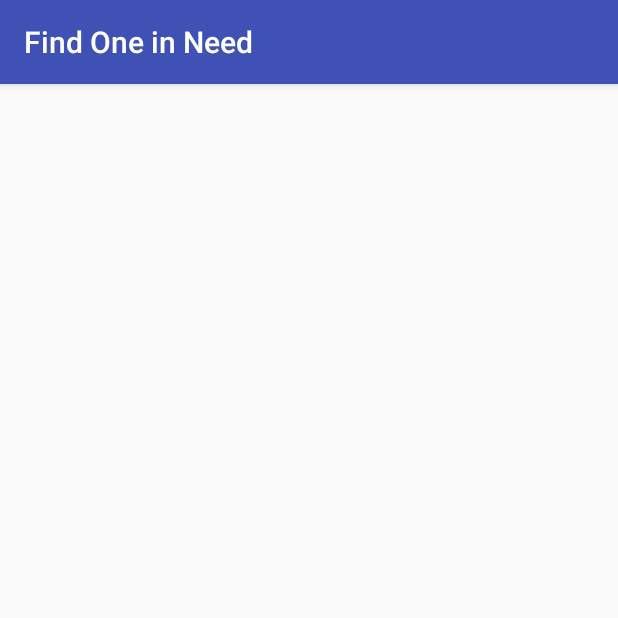
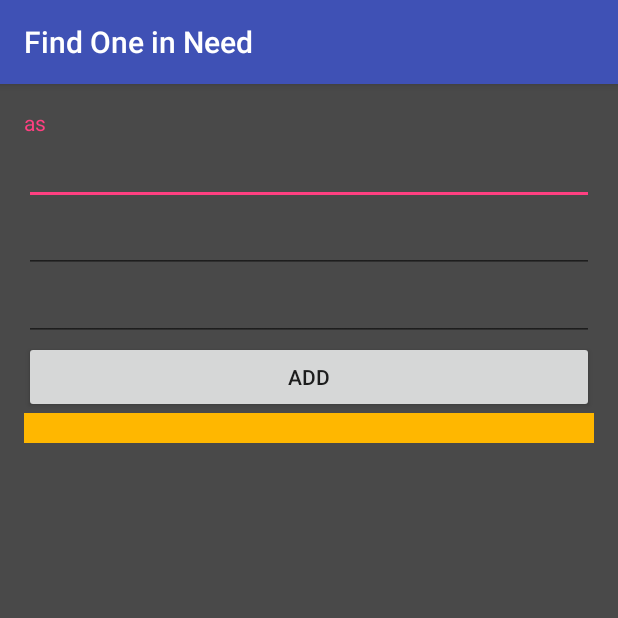
Before and after one commit to kenthellck/FindOne, an Android app: the Mylist screen opened directly, with no data from a screen before it, on a phone screen of 412 x 824 dp, the top half of it. Run offline under Robolectric (Android 15) with nearby library versions, the phone set to English and light mode, and no system bars.

Commit message:
mylist partially done

```diff
--- a/app/src/main/AndroidManifest.xml
+++ b/app/src/main/AndroidManifest.xml
@@ -1,6 +1,9 @@
 <?xml version="1.0" encoding="utf-8"?>
 <manifest xmlns:android="http://schemas.android.com/apk/res/android"
     package="com.example.praveen.findone">
+    <uses-permission android:name="android.permission.WRITE_EXTERNAL_STORAGE" />
+    <uses-permission android:name="android.permission.READ_EXTERNAL_STORAGE" />
+
     <uses-permission android:name="android.permission.INTERNET" />
     <uses-sdk
         android:minSdkVersion="8"
--- /dev/null
+++ b/app/src/main/java/com/example/praveen/findone/DbHelper.java
@@ -0,0 +1,110 @@
+package com.example.praveen.findone;
+
+
+import android.content.ContentValues;
+import android.content.Context;
+import android.database.Cursor;
+import android.database.sqlite.SQLiteDatabase;
+import android.database.sqlite.SQLiteOpenHelper;
+
+public class DbHelper extends SQLiteOpenHelper {
+
+    private static String CREATE_TABLE1;
+
+    //    Database name
+    static String DATABASE_NAME = "Project";
+
+    //    Talble name
+    public static final String TABLE1_NAME = "items";
+
+    //      Fields for table
+    public static final String ID = "id";
+    public static final String NAME = "name";
+    public static final String CATEGORY = "category";
+    public static final String OWNER = "owner";
+    public static final String OWNERCON = "ownercon";
+    public static final String DISCREPITION = "discretion";
+
+    //      Required resorces to manage database
+    private ContentValues cValues;
+    private SQLiteDatabase dataBase = null;
+    private Cursor cursor;
+
+    public DbHelper(Context context) {
+        super(context, context.getExternalFilesDir(null).getAbsolutePath()
+                + "/" + DATABASE_NAME, null, 1);
+    }
+
+    @Override
+    public void onCreate(SQLiteDatabase db) {
+        CREATE_TABLE1 = "CREATE TABLE " + TABLE1_NAME + "(" + ID
+                + " INTEGER PRIMARY KEY autoincrement, " + NAME
+                + " TEXT, " + CATEGORY + " TEXT,"+OWNER+" TEXT,"+OWNERCON+" TEXT,"+DISCREPITION+"TEXT)";
+
+
+        db.execSQL(CREATE_TABLE1);
+        System.out
+                .println("Table is created...........................!");
+    }
+
+    @Override
+    public void onUpgrade(SQLiteDatabase db, int oldVersion, int newVersion) {
+
+        db.execSQL("DROP TABLE IF EXISTS " + TABLE1_NAME);
+
+        onCreate(db);
+    }
+
+    public void inserRecord(String name, String category, String owner, String ownercon, String discretion) {
+
+        dataBase = getWritableDatabase();
+        cValues = new ContentValues();
+
+        cValues.put(NAME, name);
+        cValues.put(CATEGORY, category);
+        cValues.put(OWNER, owner);
+        cValues.put(OWNERCON, ownercon);
+        cValues.put(DISCREPITION, discretion);
+
+        // insert data into database
+        dataBase.insert(TABLE1_NAME, null, cValues);
+
+        dataBase.close();
+    }
+
+   /* public void updateRecord(String name, String salary) {
+
+        dataBase = getWritableDatabase();
+
+        cValues = new ContentValues();
+
+        cValues.put(NAME, name);
+        cValues.put(SALARY, salary);
+//    Update data from database table
+        dataBase.update(DbHelper.TABLE1_NAME, cValues,
+                null, null);
+
+        dataBase.close();
+    }
+    */
+
+    public Cursor selectRecords() {
+
+        dataBase = getReadableDatabase();
+
+//    Getting data from database table
+        cursor = dataBase.rawQuery("select * from " + TABLE1_NAME, null);
+        return cursor;
+    }
+
+    public void deleteRecord() {
+
+        dataBase = getWritableDatabase();
+
+//    Deleting all records from database table
+        dataBase.delete(TABLE1_NAME, null, null);
+
+        dataBase.close();
+    }
+
+}
--- a/app/src/main/java/com/example/praveen/findone/Mylist.java
+++ b/app/src/main/java/com/example/praveen/findone/Mylist.java
@@ -1,13 +1,48 @@
 package com.example.praveen.findone;
 
+import android.database.Cursor;
 import android.support.v7.app.AppCompatActivity;
 import android.os.Bundle;
+import android.view.View;
+import android.widget.Button;
+import android.widget.EditText;
+import android.widget.TableLayout;
+import android.widget.Toast;
 
-public class Mylist extends AppCompatActivity {
-
+public class Mylist extends AppCompatActivity implements View.OnClickListener {
+    private DbHelper dbHelper;
+    private Cursor cursor;
+    private Button mylistAddbtn;
+    private EditText mylistName,mylistCat,mylistdes;
+    private TableLayout tableLayout1;
     @Override
     protected void onCreate(Bundle savedInstanceState) {
         super.onCreate(savedInstanceState);
         setContentView(R.layout.activity_mylist);
+        dbHelper = new DbHelper(getApplicationContext());
+        mylistAddbtn = (Button) findViewById(R.id.mylistAddbtn);
+        mylistName = (EditText) findViewById(R.id.mylistName);
+        mylistCat = (EditText) findViewById(R.id.mylistCat);
+        mylistdes = (EditText) findViewById(R.id.mylistdes);
+
+//        Attaching listeners for all buttons
+        mylistAddbtn.setOnClickListener(this);
+        tableLayout1 =(TableLayout)findViewById(R.id.tableLayout1);
+
+    }
+
+    @Override
+    public void onClick(View v) {
+        String name=mylistName.getText().toString();
+        String cat=mylistCat.getText().toString();
+        String des=mylistdes.getText().toString();
+
+        if(v.getId()==R.id.mylistAddbtn)
+        {
+            dbHelper.inserRecord(name,cat,"owner","021121",des);
+            Toast.makeText(Mylist.this, "Record Inserted Successfully...! \n Employee Name : sachin \n Salary : 15000 Rs.", Toast.LENGTH_LONG).show();
+
+        }
+
     }
 }
--- a/app/src/main/res/layout/activity_mylist.xml
+++ b/app/src/main/res/layout/activity_mylist.xml
@@ -1,5 +1,5 @@
 <?xml version="1.0" encoding="utf-8"?>
-<RelativeLayout xmlns:android="http://schemas.android.com/apk/res/android"
+<LinearLayout xmlns:android="http://schemas.android.com/apk/res/android"
     xmlns:tools="http://schemas.android.com/tools"
     android:layout_width="match_parent"
     android:layout_height="match_parent"
@@ -7,6 +7,43 @@
     android:paddingLeft="@dimen/activity_horizontal_margin"
     android:paddingRight="@dimen/activity_horizontal_margin"
     android:paddingTop="@dimen/activity_vertical_margin"
-    tools:context="com.example.praveen.findone.Mylist">
+    android:orientation="vertical"
+    tools:context="com.example.praveen.findone.Mylist"
+    android:background="#494949">
+    <TextView
+        android:layout_width="match_parent"
+        android:layout_height="wrap_content"
+        android:textColor="@color/colorAccent"
+        android:text="as"/>
+    <EditText
+        android:layout_width="match_parent"
+        android:layout_height="wrap_content"
+        android:id="@+id/mylistName"/>
+    <EditText
+        android:layout_width="match_parent"
+        android:layout_height="wrap_content"
+        android:id="@+id/mylistCat"/>
+    <EditText
+        android:layout_width="match_parent"
+        android:layout_height="wrap_content"
+        android:id="@+id/mylistdes"/>
+    <Button
+        android:layout_width="match_parent"
+        android:layout_height="wrap_content"
+        android:text="Add"
+        android:id="@+id/mylistAddbtn"/>
+    <ScrollView
+        android:layout_width="match_parent"
+        android:layout_height="match_parent" >
 
-</RelativeLayout>
+    <TableLayout
+        android:id="@+id/tableLayout1"
+        android:layout_width="match_parent"
+        android:layout_height="match_parent"
+        android:padding="10dp"
+        android:shrinkColumns="*"
+        android:stretchColumns="*"
+        android:background="#ffb700">
+    </TableLayout>
+    </ScrollView>
+</LinearLayout>
```
